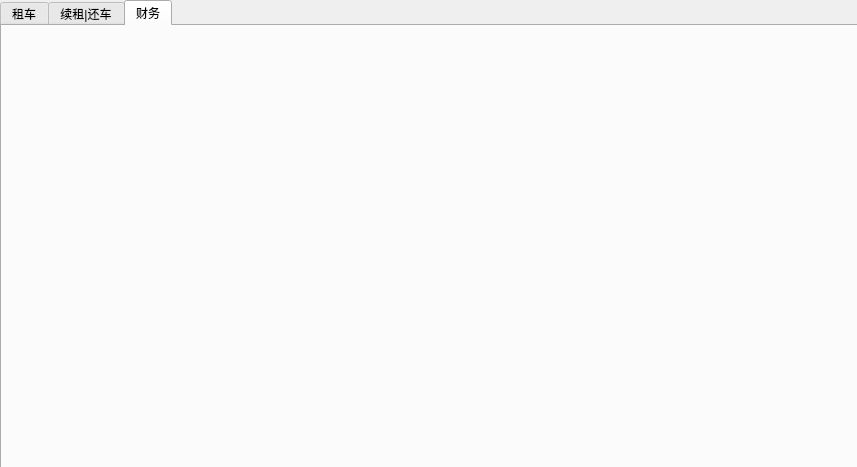
Old version of the form manager.ui in the repository TommyLee96/car-rent.
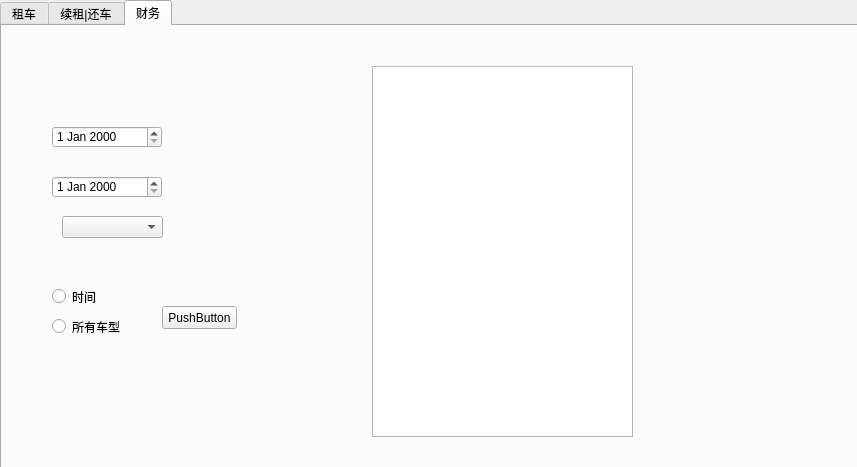
New version of the form. The open tabs and pages were chosen to show the change. Icons and pictures are not drawn.

```diff
--- a/manager.ui
+++ b/manager.ui
@@ -694,6 +694,85 @@
     <attribute name="title">
      <string>财务</string>
     </attribute>
+    <widget class="QDateEdit" name="dateEdit_4">
+     <property name="geometry">
+      <rect>
+       <x>50</x>
+       <y>100</y>
+       <width>110</width>
+       <height>22</height>
+      </rect>
+     </property>
+    </widget>
+    <widget class="QDateEdit" name="dateEdit_5">
+     <property name="geometry">
+      <rect>
+       <x>50</x>
+       <y>150</y>
+       <width>110</width>
+       <height>22</height>
+      </rect>
+     </property>
+    </widget>
+    <widget class="QPushButton" name="pushButton_6">
+     <property name="geometry">
+      <rect>
+       <x>160</x>
+       <y>280</y>
+       <width>75</width>
+       <height>23</height>
+      </rect>
+     </property>
+     <property name="text">
+      <string>PushButton</string>
+     </property>
+    </widget>
+    <widget class="QRadioButton" name="radioButton">
+     <property name="geometry">
+      <rect>
+       <x>50</x>
+       <y>260</y>
+       <width>91</width>
+       <height>21</height>
+      </rect>
+     </property>
+     <property name="text">
+      <string>时间</string>
+     </property>
+    </widget>
+    <widget class="QRadioButton" name="radioButton_2">
+     <property name="geometry">
+      <rect>
+       <x>50</x>
+       <y>290</y>
+       <width>71</width>
+       <height>21</height>
+      </rect>
+     </property>
+     <property name="text">
+      <string>所有车型</string>
+     </property>
+    </widget>
+    <widget class="QTableWidget" name="tableWidget">
+     <property name="geometry">
+      <rect>
+       <x>370</x>
+       <y>40</y>
+       <width>261</width>
+       <height>371</height>
+      </rect>
+     </property>
+    </widget>
+    <widget class="QComboBox" name="comboBox">
+     <property name="geometry">
+      <rect>
+       <x>60</x>
+       <y>190</y>
+       <width>101</width>
+       <height>22</height>
+      </rect>
+     </property>
+    </widget>
    </widget>
   </widget>
  </widget>
```
Left out of the diff: 37 changed lines with no effect on the pictures.
